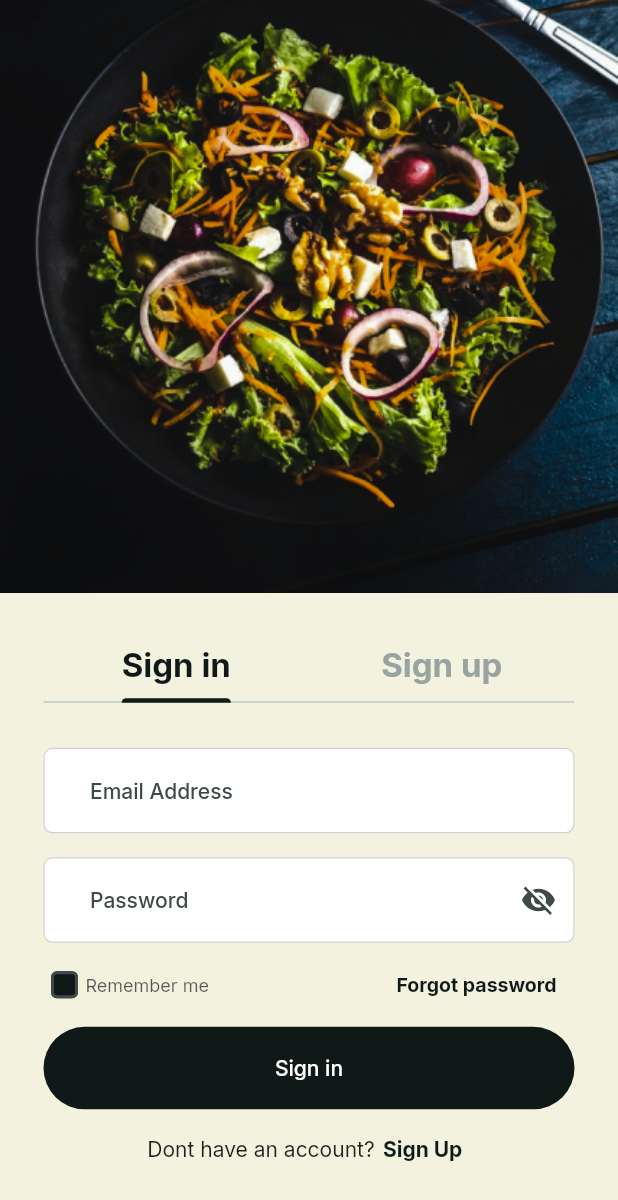
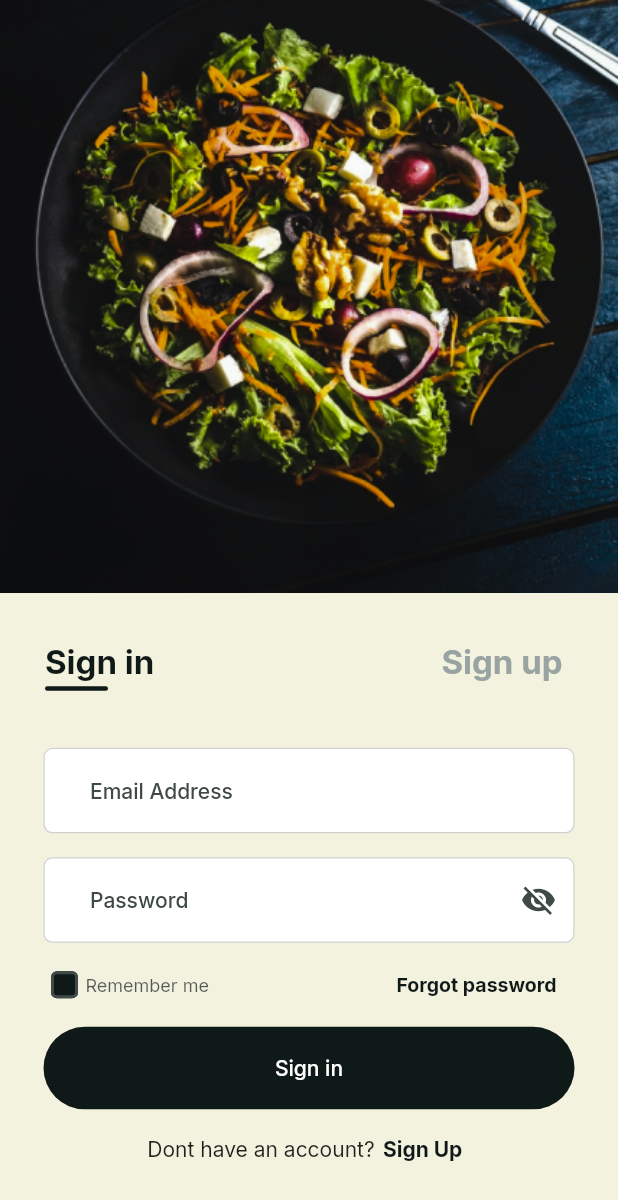
Before and after one commit to John-Daniels/fudiee, a Flutter app: the AuthScreen screen opened by its route, on a phone screen of 412 x 824 dp. Shown: the top 1200 px of the screen. Run offline on Flutter 3.47's test engine with Material 2 defaults, Android fonts, the phone set to English and light mode, and no system bars; our stand-ins replace flutter_screenutil, get, google_fonts, smooth_page_indicator.

Commit message:
implemented custom tab bar in auth_screen

```diff
--- a/lib/screens/auth/auth_screen.dart
+++ b/lib/screens/auth/auth_screen.dart
@@ -5,16 +5,43 @@ import 'package:fudiee/screens/auth/signup.dart';
 import 'package:fudiee/themes/app_colors.dart';
 import 'package:get/get.dart';
 
-class AuthScreen extends StatelessWidget {
+class AuthScreen extends StatefulWidget {
   const AuthScreen({super.key});
 
   static String routeName = '/auth';
 
   @override
+  State<AuthScreen> createState() => _AuthScreenState();
+}
+
+class _AuthScreenState extends State<AuthScreen>
+    with SingleTickerProviderStateMixin {
+  late TabController _tabController;
+  var currentTab = 0;
+
+  @override
+  void initState() {
+    _tabController = TabController(
+      length: 2,
+      vsync: this,
+    );
+
+    _tabController.addListener(() {
+      setState(() => currentTab = _tabController.index);
+    });
+
+    super.initState();
+  }
+
+  @override
+  void dispose() {
+    _tabController.dispose();
+    super.dispose();
+  }
+
+  @override
   Widget build(BuildContext context) {
-    return DefaultTabController(
-      length: 2,
-      child: Scaffold(
+    return Scaffold(
       body: SizedBox(
         width: double.infinity,
         child: SingleChildScrollView(
@@ -38,44 +65,33 @@ class AuthScreen extends StatelessWidget {
                       crossAxisAlignment: CrossAxisAlignment.start,
                       mainAxisAlignment: MainAxisAlignment.start,
                       children: [
-                          Padding(
-                            padding: const EdgeInsets.fromLTRB(29, 25, 29, 0),
-                            child: TabBar(
-                              padding: EdgeInsets.zero,
-                              labelPadding: EdgeInsets.zero,
-                              indicatorPadding: EdgeInsets.zero,
-
-                              // indicatorPadding: EdgeInsets.zero,
-                              indicatorSize: TabBarIndicatorSize.label,
-                              unselectedLabelColor: greyColor,
-                              labelColor: primaryColor,
-                              labelStyle: Theme.of(context)
-                                  .textTheme
-                                  .headline4!
-                                  .copyWith(
-                                    fontWeight: FontWeight.bold,
-                                    fontSize: 22,
+                        Container(
+                          padding: const EdgeInsets.fromLTRB(22, 25, 29, 0),
+                          child: Row(
+                            mainAxisAlignment: MainAxisAlignment.spaceBetween,
+                            children: [
+                              _AuthTabs(
+                                text: 'Sign in',
+                                active: currentTab == 0,
+                                onTap: () {
+                                  _tabController.animateTo(0);
+                                },
                               ),
-                              indicatorColor: primaryColor,
-                              overlayColor: const MaterialStatePropertyAll(
-                                  Colors.transparent),
-
-                              // indicator: BoxDecoration(
-                              //     borderRadius: BorderRadius.circular(1)),
-                              tabs: const [
-                                Tab(
-                                  text: 'Sign in',
+                              _AuthTabs(
+                                text: 'Sign up',
+                                active: currentTab == 1,
+                                onTap: () {
+                                  _tabController.animateTo(1);
+                                },
                               ),
-                                Tab(
-                                  text: 'Sign up',
-                                )
                             ],
                           ),
                         ),
-                          const Expanded(
+                        Expanded(
                           child: TabBarView(
-                              physics: BouncingScrollPhysics(),
-                              children: [
+                            controller: _tabController,
+                            physics: const BouncingScrollPhysics(),
+                            children: const [
                               SignIn(),
                               Signup(),
                             ],
@@ -90,6 +106,58 @@ class AuthScreen extends StatelessWidget {
           ),
         ),
       ),
+    );
+  }
+}
+
+class _AuthTabs extends StatelessWidget {
+  const _AuthTabs({
+    Key? key,
+    required this.text,
+    required this.active,
+    required this.onTap,
+  }) : super(key: key);
+
+  final String text;
+  final bool active;
+  final VoidCallback onTap;
+
+  @override
+  Widget build(BuildContext context) {
+    return InkWell(
+      onTap: onTap,
+      borderRadius: BorderRadius.circular(8),
+      child: Ink(
+        padding: const EdgeInsets.all(8),
+        child: AnimatedContainer(
+          duration: const Duration(seconds: 1),
+          child: Column(
+            crossAxisAlignment: CrossAxisAlignment.start,
+            children: [
+              Text(
+                text,
+                style: Theme.of(context).textTheme.headline4!.copyWith(
+                      fontWeight: FontWeight.bold,
+                      fontSize: 22,
+                      color: active ? primaryTextColor : greyColor,
+                    ),
+              ),
+              const SizedBox(height: 2),
+              AnimatedOpacity(
+                opacity: active ? 1 : 0,
+                duration: const Duration(milliseconds: 400),
+                child: Container(
+                  width: 42,
+                  height: 3,
+                  decoration: BoxDecoration(
+                    color: primaryColor,
+                    borderRadius: BorderRadius.circular(30),
+                  ),
+                ),
+              )
+            ],
+          ),
+        ),
       ),
     );
   }
```
Lines whose indentation alone changed are shown as unchanged.
